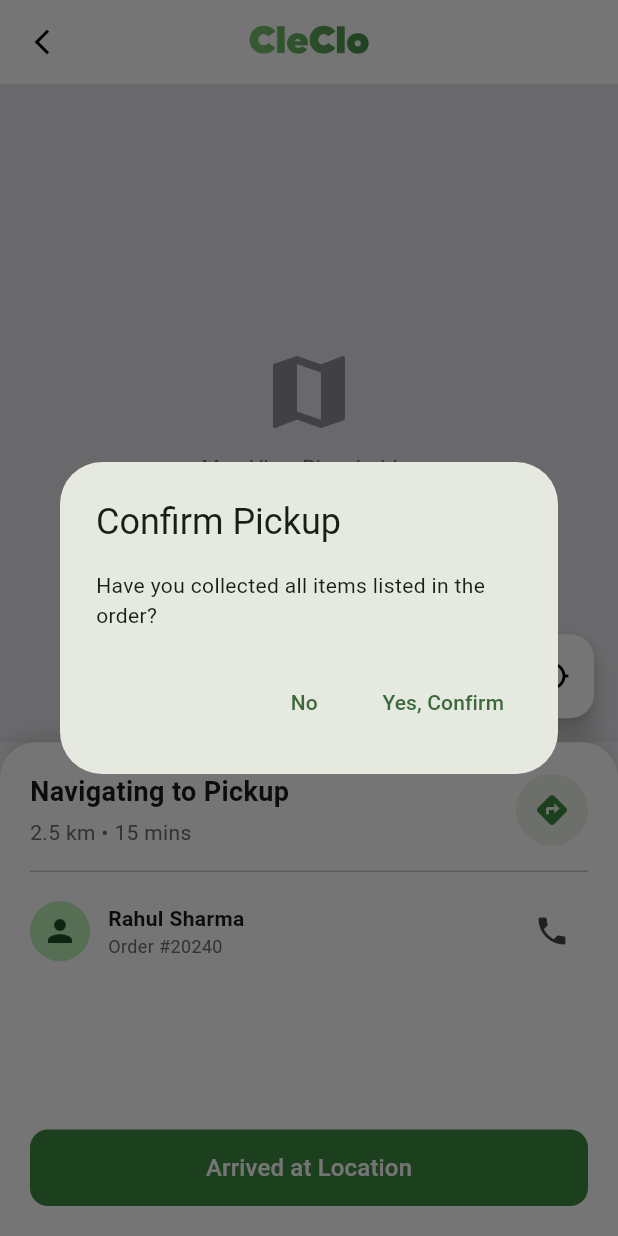
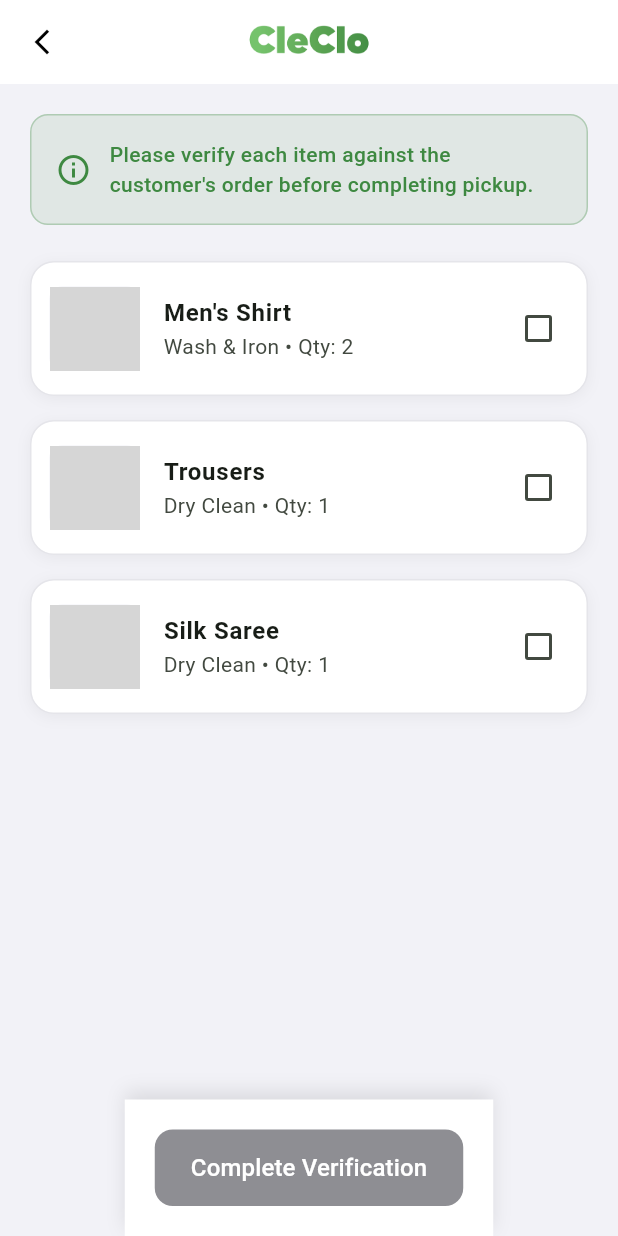
Before and after one commit to gohypedevelopers-stack/cleco-rider, a Flutter app: the OrderPickupScreen screen opened by its route, after a tap on "Arrived at Location", on a phone screen of 412 x 824 dp. Run offline on Flutter 3.47's test engine with Material 3 defaults, Android fonts, the phone set to English and light mode, and no system bars; our stand-ins replace go_router, smooth_page_indicator; grey boxes are pictures that could not be loaded.

Commit message:
feat: Implement order pickup, item verification, and order details screens with associated routing configuration.

```diff
--- a/lib/features/location/view/order_pickup_screen.dart
+++ b/lib/features/location/view/order_pickup_screen.dart
@@ -130,9 +130,8 @@
                     child: CustomElevatedButton(
                       label: 'Arrived at Location',
                       onPressed: () {
-                         // Logic to confirm arrival -> Show verify OTP or items check
-                         // For now, confirm items
-                         _showConfirmItemsDialog(context);
+                         // Go to Verification
+                         context.push(RouteConstants.pickupVerificationScreen);
                       },
                     ),
                   ),
--- /dev/null
+++ b/lib/features/location/view/pickup_verification_screen.dart
@@ -0,0 +1,293 @@
+import 'package:cleclo_rider/components/custom_appbar.dart';
+import 'package:cleclo_rider/components/custom_elevated_button.dart';
+import 'package:cleclo_rider/routes/route_constants.dart';
+import 'package:cleclo_rider/utils/theme/colors.dart';
+import 'package:flutter/material.dart';
+import 'package:go_router/go_router.dart';
+
+class PickupVerificationScreen extends StatefulWidget {
+  const PickupVerificationScreen({super.key});
+
+  @override
+  State<PickupVerificationScreen> createState() => _PickupVerificationScreenState();
+}
+
+class _PickupVerificationScreenState extends State<PickupVerificationScreen> {
+  // Mock data representing items to verify
+  final List<Map<String, dynamic>> _itemsToVerify = [
+    {
+      'name': 'Men\'s Shirt',
+      'service': 'Wash & Iron',
+      'qty': 2,
+      'image': 'assets/images/shirt_stain.jpg', // Placeholder
+      'verified': false,
+    },
+    {
+      'name': 'Trousers',
+      'service': 'Dry Clean',
+      'qty': 1,
+      'image': 'assets/images/trousers.jpg', // Placeholder
+      'verified': false,
+    },
+    {
+      'name': 'Silk Saree',
+      'service': 'Dry Clean',
+      'qty': 1,
+      'image': 'assets/images/saree.jpg', // Placeholder
+      'verified': false,
+    },
+  ];
+
+  bool get _allVerified => _itemsToVerify.every((item) => item['verified'] == true);
+
+  @override
+  Widget build(BuildContext context) {
+    return Scaffold(
+      appBar: const CustomAppBar(
+        title: 'Verify Pickup',
+        showBackButton: true,
+      ),
+      body: Column(
+        children: [
+          Expanded(
+            child: ListView.builder(
+              padding: const EdgeInsets.all(20),
+              itemCount: _itemsToVerify.length + 1, // +1 for header info
+              itemBuilder: (context, index) {
+                if (index == 0) {
+                  return Padding(
+                    padding: const EdgeInsets.only(bottom: 24.0),
+                    child: Container(
+                      padding: const EdgeInsets.all(16),
+                      decoration: BoxDecoration(
+                        color: AppColors.primary.withOpacity(0.1),
+                        borderRadius: BorderRadius.circular(12),
+                        border: Border.all(color: AppColors.primary.withOpacity(0.3)),
+                      ),
+                      child: const Row(
+                        children: [
+                          Icon(Icons.info_outline, color: AppColors.primary),
+                          SizedBox(width: 12),
+                          Expanded(
+                            child: Text(
+                              'Please verify each item against the customer\'s order before completing pickup.',
+                              style: TextStyle(color: AppColors.primary, fontWeight: FontWeight.w500),
+                            ),
+                          ),
+                        ],
+                      ),
+                    ),
+                  );
+                }
+
+                final itemIndex = index - 1;
+                final item = _itemsToVerify[itemIndex];
+
+                return Container(
+                  margin: const EdgeInsets.only(bottom: 16),
+                  decoration: BoxDecoration(
+                    color: Colors.white,
+                    borderRadius: BorderRadius.circular(16),
+                    border: Border.all(
+                      color: item['verified'] ? AppColors.success : AppColors.gray200,
+                      width: item['verified'] ? 2 : 1,
+                    ),
+                    boxShadow: [
+                      BoxShadow(
+                        color: Colors.black.withOpacity(0.05),
+                        blurRadius: 8,
+                        offset: const Offset(0, 2),
+                      ),
+                    ],
+                  ),
+                  child: CheckboxListTile(
+                    value: item['verified'],
+                    activeColor: AppColors.success,
+                    shape: RoundedRectangleBorder(borderRadius: BorderRadius.circular(16)),
+                    contentPadding: const EdgeInsets.symmetric(horizontal: 12, vertical: 8),
+                    onChanged: (val) {
+                      setState(() {
+                         item['verified'] = val!;
+                      });
+                    },
+                    secondary: GestureDetector(
+                      onTap: () => _showImageDialog(context, item['image']),
+                      child: Container(
+                        width: 60,
+                        height: 60,
+                        decoration: BoxDecoration(
+                          color: AppColors.gray100,
+                          borderRadius: BorderRadius.circular(8),
+                          image: DecorationImage(
+                            image: AssetImage(item['image']),
+                            fit: BoxFit.cover,
+                            onError: (exception, stackTrace) {
+                               // Fallback handled by child
+                            },
+                          ),
+                        ),
+                        child: item['image'].toString().isEmpty
+                            ? const Icon(Icons.image, color: AppColors.gray400)
+                            : null,
+                      ),
+                    ),
+                    title: Text(
+                      item['name'],
+                      style: const TextStyle(fontWeight: FontWeight.bold),
+                    ),
+                    subtitle: Column(
+                      crossAxisAlignment: CrossAxisAlignment.start,
+                      children: [
+                        Text('${item['service']} • Qty: ${item['qty']}'),
+                        /*
+                         * Add visual cue for issues if needed
+                         * e.g. Text('⚠ Has Stains', style: TextStyle(color: Colors.red))
+                         */
+                      ],
+                    ),
+                  ),
+                );
+              },
+            ),
+          ),
+
+          // Bottom Action
+          Container(
+            padding: const EdgeInsets.all(20),
+            decoration: BoxDecoration(
+              color: Colors.white,
+              boxShadow: [
+                 BoxShadow(
+                  color: Colors.black.withOpacity(0.1),
+                  blurRadius: 10,
+                  offset: const Offset(0, -5),
+                ),
+              ],
+            ),
+            child: CustomElevatedButton(
+              label: 'Complete Verification',
+              onPressed: _allVerified
+                ? () {
+                    // Navigate to next step or finish
+                    _showSuccessDialog();
+                  }
+                : () {
+                   ScaffoldMessenger.of(context).showSnackBar(
+                     const SnackBar(content: Text('Please verify all items first')),
+                   );
+                },
+              color: _allVerified ? AppColors.primary : AppColors.gray400,
+            ),
+          ),
+        ],
+      ),
+    );
+  }
+
+  void _showSuccessDialog() {
+    showDialog(
+      context: context,
+      barrierDismissible: false,
+      builder: (context) => AlertDialog(
+        shape: RoundedRectangleBorder(borderRadius: BorderRadius.circular(20)),
+        content: Column(
+          mainAxisSize: MainAxisSize.min,
+          children: [
+            const Icon(Icons.check_circle, color: AppColors.success, size: 64),
+            const SizedBox(height: 16),
+            const Text(
+              'Pickup Verified!',
+              style: TextStyle(fontSize: 20, fontWeight: FontWeight.bold),
+            ),
+            const SizedBox(height: 8),
+            const Text(
+              'Navigate to drop location now.',
+              textAlign: TextAlign.center,
+              style: TextStyle(color: AppColors.gray600),
+            ),
+            const SizedBox(height: 24),
+            SizedBox(
+              width: double.infinity,
+              child: CustomElevatedButton(
+                label: 'Start Delivery',
+                onPressed: () {
+                  Navigator.pop(context); // Close dialog
+                  context.pushReplacement(RouteConstants.orderDeliveryScreen);
+                },
+              ),
+            ),
+          ],
+        ),
+      ),
+    );
+  }
+  void _showImageDialog(BuildContext context, String imagePath) {
+    showDialog(
+      context: context,
+      builder: (context) => Dialog(
+        backgroundColor: Colors.transparent,
+        insetPadding: const EdgeInsets.all(10), // Reduced padding for larger view
+        child: Stack(
+          alignment: Alignment.center,
+          children: [
+            // Interactive Image Viewer
+            Container(
+              constraints: const BoxConstraints(maxHeight: 500, maxWidth: 500),
+              decoration: BoxDecoration(
+                color: Colors.white,
+                borderRadius: BorderRadius.circular(12),
+              ),
+              child: ClipRRect(
+                borderRadius: BorderRadius.circular(12),
+                child: InteractiveViewer(
+                  panEnabled: true,
+                  minScale: 0.5,
+                  maxScale: 4,
+                  child: Image.asset(
+                    imagePath,
+                    fit: BoxFit.contain,
+                    errorBuilder: (context, error, stackTrace) {
+                      return Container(
+                        height: 300,
+                        width: double.infinity,
+                        color: Colors.white,
+                        child: const Column(
+                          mainAxisAlignment: MainAxisAlignment.center,
+                          children: [
+                            Icon(Icons.broken_image, size: 64, color: AppColors.gray400),
+                            SizedBox(height: 16),
+                            Text(
+                              'Image not available',
+                              style: TextStyle(color: AppColors.gray600),
+                            ),
+                          ],
+                        ),
+                      );
+                    },
+                  ),
+                ),
+              ),
+            ),
+
+            // Close Button
+            Positioned(
+              top: 0,
+              right: 0,
+              child: GestureDetector(
+                onTap: () => Navigator.pop(context),
+                child: Container(
+                  padding: const EdgeInsets.all(8),
+                  decoration: const BoxDecoration(
+                    color: Colors.black54,
+                    shape: BoxShape.circle,
+                  ),
+                  child: const Icon(Icons.close, color: Colors.white, size: 20),
+                ),
+              ),
+            ),
+          ],
+        ),
+      ),
+    );
+  }
+}
--- a/lib/routes/route_config.dart
+++ b/lib/routes/route_config.dart
@@ -9,6 +9,7 @@
 import 'package:cleclo_rider/features/home/view/order_details_screen.dart';
 import 'package:cleclo_rider/features/location/view/order_delivery_screen.dart';
 import 'package:cleclo_rider/features/location/view/order_pickup_screen.dart';
+import 'package:cleclo_rider/features/location/view/pickup_verification_screen.dart';
 import 'package:cleclo_rider/features/onboarding/view/onboarding_screen.dart';
 import 'package:cleclo_rider/features/profile/view/profile_screen.dart';
 import 'package:flutter/material.dart';
@@ -75,6 +76,10 @@
         builder: (context, state) => const OrderPickupScreen(),
       ),
       GoRoute(
+        path: RouteConstants.pickupVerificationScreen,
+        builder: (context, state) => const PickupVerificationScreen(),
+      ),
+      GoRoute(
         path: RouteConstants.orderDeliveryScreen,
         builder: (context, state) => const OrderDeliveryScreen(),
       ),
--- a/lib/routes/route_constants.dart
+++ b/lib/routes/route_constants.dart
@@ -22,6 +22,7 @@
   // Order Flow
   static const String orderDetailsScreen = '/order-details';
   static const String orderPickupScreen = '/order-pickup';
+  static const String pickupVerificationScreen = '/pickup-verification';
   static const String orderDeliveryScreen = '/order-delivery';
   static const String vendorPickupScreen = '/vendor-pickup';
   static const String vendorDeliveryScreen = '/vendor-delivery';
```
Also changed, not shown: lib/features/home/view/order_details_screen.dart (+57 -3 lines).
